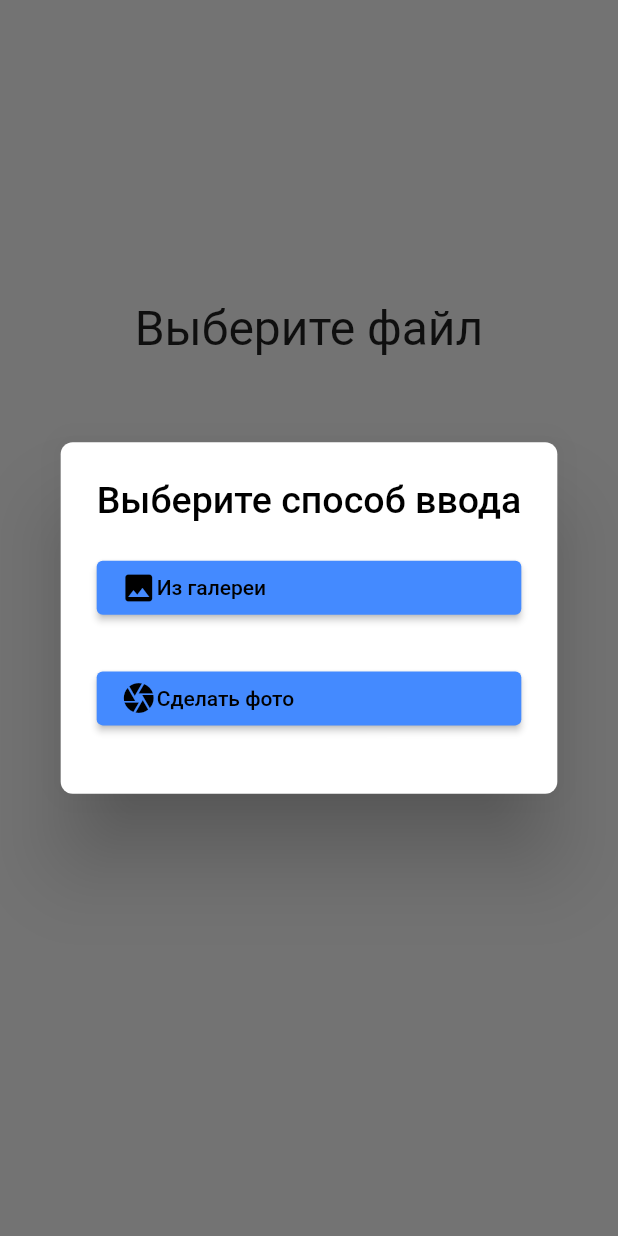
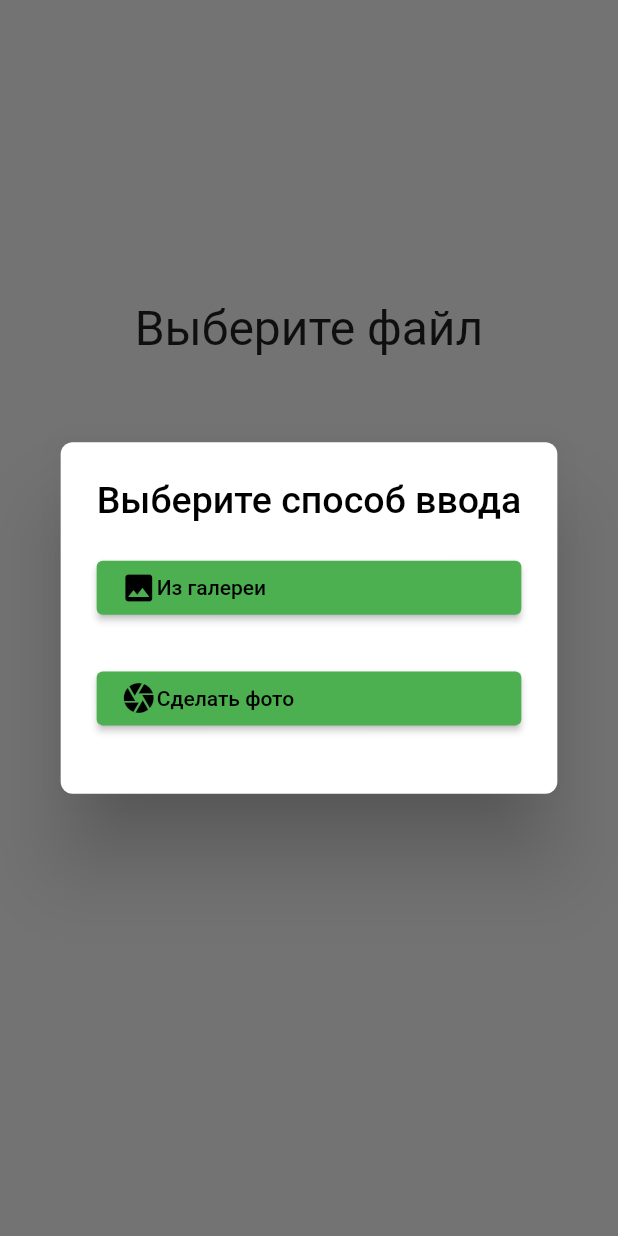
Before and after one commit to Flek55/sornyaki_ai, a Flutter app: the screen it shows after launch, after a tap on the "file open" icon, on a phone screen of 412 x 824 dp. Run offline on Flutter 3.47's test engine with Material 2 defaults, Android fonts, the phone set to English and light mode, and no system bars; our stand-ins replace flutter_easyloading, image_picker, supabase_flutter; missing offline and left inert: file_saver; accounts and stored records are empty; statements that could not run were skipped.

Commit message:
minor changes

```diff
--- a/lib/db_link.dart
+++ b/lib/db_link.dart
@@ -1,5 +1,6 @@
 import 'package:supabase_flutter/supabase_flutter.dart';
 
+///Класс получает ссылку на сайт из базы данных
 class LinkToScript{
   static String link = "";
 
--- a/lib/main.dart
+++ b/lib/main.dart
@@ -14,12 +14,12 @@ Future<void> main() async {
   WidgetsFlutterBinding.ensureInitialized();
   await SystemChrome.setPreferredOrientations([
     DeviceOrientation.portraitUp,
-  ]);
+  ]);///Делает приложение неповоротным на экране
   await Supabase.initialize(
     url: supabaseUrl,
     anonKey: 'eyJhbGciOiJIUzI1NiIsInR5cCI6IkpXVCJ9.eyJpc3MiOiJzdXBhYmFzZSIsInJlZiI6ImFidmVxeGNmcGNzZnNtbWFscHF5Iiwicm9sZSI6InNlcnZpY2Vfcm9sZSIsImlhdCI6MTY5Nzc3ODMwNiwiZXhwIjoyMDEzMzU0MzA2fQ.zZsIop4oVbprQhCqxYHOGqyoPa4TAnXa0hb1R6I3Wa8',
-  );
-  await LinkToScript.gl();
+  );///Подключение к бд
+  await LinkToScript.gl();///Получение ссылки на сайт из бд
   runApp(MaterialApp(
     theme: theme(),
     builder: EasyLoading.init(),
--- a/lib/start.dart
+++ b/lib/start.dart
@@ -1,3 +1,4 @@
+///Основной файл в приложении, работает с сервером и пользователем
 import 'dart:convert';
 import 'dart:typed_data';
 import 'package:flutter/material.dart';
@@ -22,38 +23,49 @@ class StartState extends State<Start> {
   @override
   void initState() {
     url = LinkToScript.link;
+
+    ///Задаем значение ссылке на сайт, получается из бд
     super.initState();
   }
 
+  ///Маркеры отображения элементов интерфейса
   static bool isFileLoaded = false;
   static bool isResponsed = false;
+  bool _buttonsEnabled = true;
+  bool _isJsonHere = false;
+
+  ///Переменная для хранения полученных с сервера данных
   static Map<String, dynamic> jsondata = {};
+
+  ///массив байтов маски для дальнейшей записи и файл маски
   static Uint8List? maskbyteslist;
   static File? mask;
 
+  ///Файл отображаемый на главном экране приложения
   XFile? image;
+
+  ///Ссылка на сайт
   static String url = "";
-  var purl = "";
-  bool _buttonsEnabled = true;
 
+  ///Переменная для загрузки фото в приложение
   final ImagePicker picker = ImagePicker();
 
-  Future parseMask() async{
+  ///Метод для получения маски с сервера
+  Future parseMask() async {
     http.Response pj = await http.get(Uri.parse("${url.trim()}fotochka"));
-    Uint8List maskbytes =  pj.bodyBytes;
     Directory root = await getTemporaryDirectory();
-    String directoryPath = root.path + '/bozzetto_camera';
+    String directoryPath = root.path + '/returned_mask';
     await Directory(directoryPath).create(recursive: true);
     String filePath = '$directoryPath/received_data.jpg';
-    await File(filePath).writeAsBytes(maskbytes);
-    XFile p = XFile(filePath);
+    await File(filePath).writeAsBytes(pj.bodyBytes);
     setState(() {
-      image = p;
-      mask = File(p.path);
+      image = XFile(filePath);
+      mask = File(filePath);
     });
   }
 
-
+  ///Метод для отправки запроса на сервер. Запрос состоит из фото для обработки
+  ///Как reponse получает json файл с ответом
   Future upload(File imageFile) async {
     var stream = http.ByteStream(DelegatingStream.typed(imageFile.openRead()));
     var length = await imageFile.length();
@@ -65,17 +77,20 @@ class StartState extends State<Start> {
     http.StreamedResponse response = await request.send();
     http.Response r = await http.Response.fromStream(response);
     jsondata = jsonDecode(r.body.toString());
+    await parseMask();
     setState(() {
       isResponsed = true;
+      _isJsonHere = true;
     });
-    await parseMask();
   }
 
+  ///Загрузка фото из галереи/камеры в приложение
   Future getImage(ImageSource media) async {
     var img = await picker.pickImage(source: media);
     if (img != null) {
       setState(() {
         image = img;
+        _isJsonHere = false;
       });
     }
     if (image != null) {
@@ -83,6 +98,7 @@ class StartState extends State<Start> {
     }
   }
 
+  ///Функция возвращает виджет, который доступен как '/' в приложении
   @override
   Widget build(BuildContext context) {
     return Scaffold(
@@ -92,7 +108,7 @@ class StartState extends State<Start> {
         children: [
           Visibility(
             visible: isFileLoaded,
-            child: const Padding(padding: EdgeInsets.only(top: 80)),
+            child: const Padding(padding: EdgeInsets.only(top: 50)),
           ),
           Visibility(
             visible: !isFileLoaded,
@@ -104,7 +120,7 @@ class StartState extends State<Start> {
             child: const Padding(padding: EdgeInsets.only(top: 75)),
           ),
           _getLoadFileButton(),
-          image != null
+          image != null ///Вывод картинки на экран
               ? Padding(
                   padding: const EdgeInsets.symmetric(horizontal: 20),
                   child: ClipRRect(
@@ -120,8 +136,20 @@ class StartState extends State<Start> {
               : const SizedBox(),
           Padding(
               padding: EdgeInsets.only(
+                  top: MediaQuery.of(context).size.height / 150)),
+          Visibility(
+            visible: _isJsonHere,
+            child: Text("Результат: ", style: TextStyle(fontSize: 19),),
+          ),
+          Visibility(
+            visible: !_isJsonHere,
+            child: Padding(padding: EdgeInsets.only(top: 22),)
+          ),
+          ///Группа кнопок под фото
+          Padding(
+              padding: EdgeInsets.only(
                   top: MediaQuery.of(context).size.height / 100)),
-          _getMainButtons(),
+          _getProcessAnotherPhotoButtons(),
           Padding(
               padding: EdgeInsets.only(
                   top: MediaQuery.of(context).size.height / 100)),
@@ -137,6 +165,7 @@ class StartState extends State<Start> {
     ));
   }
 
+  ///Введите текст в начале приложения
   _getChooseFile() {
     if (!isFileLoaded) {
       return const Row(
@@ -152,6 +181,7 @@ class StartState extends State<Start> {
     return const SizedBox();
   }
 
+  ///Icon-button для загрузки файла
   _getLoadFileButton() {
     if (!isFileLoaded) {
       return IconButton(
@@ -165,6 +195,7 @@ class StartState extends State<Start> {
     return const SizedBox();
   }
 
+  ///Кнопка для скачивания json-файла
   _getDownloadFileButton() {
     if (isResponsed) {
       return ElevatedButton(
@@ -182,6 +213,7 @@ class StartState extends State<Start> {
     return const SizedBox();
   }
 
+  ///Кнопка для скачивания маски, полученной от сервера
   _getDownloadPhotoButton() {
     if (isResponsed) {
       return ElevatedButton(
@@ -199,17 +231,20 @@ class StartState extends State<Start> {
     return const SizedBox();
   }
 
-  _getMainButtons() {
+  ///Кнопки Обработать и Другое фото
+  _getProcessAnotherPhotoButtons() {
     if (isFileLoaded) {
       return Column(children: [
         Row(
           mainAxisAlignment: MainAxisAlignment.center,
           children: [
             ElevatedButton(
-              onPressed: _buttonsEnabled?() async {
+              onPressed: _buttonsEnabled
+                  ? () async {  ///Блокировка кнопки и вызов функций
                       EasyLoading.show();
                       setState(() {
                         _buttonsEnabled = false;
+                        _isJsonHere = false;
                       });
                       File file = File(image!.path);
                       await upload(file);
@@ -217,7 +252,8 @@ class StartState extends State<Start> {
                       setState(() {
                         _buttonsEnabled = true;
                       });
-              }: null,
+                    }
+                  : null,
               style: ElevatedButton.styleFrom(
                 shape: RoundedRectangleBorder(
                   borderRadius: BorderRadius.circular(30),
@@ -234,9 +270,11 @@ class StartState extends State<Start> {
           mainAxisAlignment: MainAxisAlignment.center,
           children: [
             ElevatedButton(
-              onPressed: _buttonsEnabled?() {
+              onPressed: _buttonsEnabled
+                  ? () { ///Блокировка кнопки и вызов функций
                       chooseFilePopUp();
-              }:null,
+                    }
+                  : null,
               style: ElevatedButton.styleFrom(
                 shape: RoundedRectangleBorder(
                   borderRadius: BorderRadius.circular(30),
@@ -251,6 +289,8 @@ class StartState extends State<Start> {
     return const SizedBox();
   }
 
+
+  //AlertDialog для выбора способа выбора фото (Из галереи/Из камеры)
   void chooseFilePopUp() {
     showDialog(
         context: context,
@@ -263,10 +303,10 @@ class StartState extends State<Start> {
               height: MediaQuery.of(context).size.height / 6,
               child: Column(
                 children: [
-                  ElevatedButton(
+                  ElevatedButton( ///Из галереи
                     onPressed: () async {
                       Navigator.pop(context);
-                      await getImage(ImageSource.gallery);
+                      var response = await getImage(ImageSource.gallery);
                     },
                     child: const Row(
                       children: [
@@ -278,10 +318,10 @@ class StartState extends State<Start> {
                   Padding(
                       padding: EdgeInsets.only(
                           top: MediaQuery.of(context).size.height / 32)),
-                  ElevatedButton(
+                  ElevatedButton( ///Из камеры
                     onPressed: () async {
                       Navigator.pop(context);
-                      await getImage(ImageSource.camera);
+                      var response = await getImage(ImageSource.camera);
                     },
                     child: const Row(
                       children: [
--- a/lib/theme.dart
+++ b/lib/theme.dart
@@ -1,9 +1,11 @@
+///В файле описана тема приложения
 import 'package:flutter/material.dart';
+
 ThemeData theme(){
   return ThemeData(
       colorScheme: const ColorScheme(
           brightness: Brightness.light,
-          primary: Colors.blueAccent,
+          primary: Colors.green,
           onPrimary: Colors.black,
           secondary: Colors.white,
           onSecondary: Colors.white,
```
Also changed, not shown: lib/files.dart (+4 -3 lines). Lines whose indentation alone changed are shown as unchanged.
